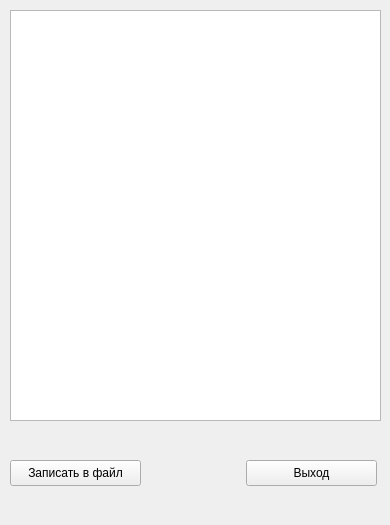
Old version of the form forminformationresourcescosts.ui in the repository Factotum8/OKOIB_1.
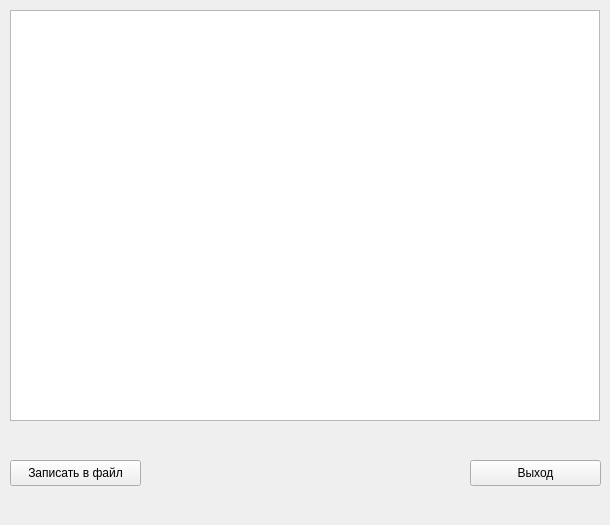
New version of the form.

Patch:
```diff
--- a/forminformationresourcescosts.ui
+++ b/forminformationresourcescosts.ui
@@ -6,7 +6,7 @@
    <rect>
     <x>0</x>
     <y>0</y>
-    <width>390</width>
+    <width>610</width>
     <height>525</height>
    </rect>
   </property>
@@ -18,7 +18,7 @@
     <rect>
      <x>10</x>
      <y>10</y>
-     <width>371</width>
+     <width>590</width>
      <height>411</height>
     </rect>
    </property>
@@ -39,7 +39,7 @@
   <widget class="QPushButton" name="exit">
    <property name="geometry">
     <rect>
-     <x>246</x>
+     <x>470</x>
      <y>460</y>
      <width>131</width>
      <height>26</height>
```
Left out of the diff: 2 changed lines with no effect on the pictures.
